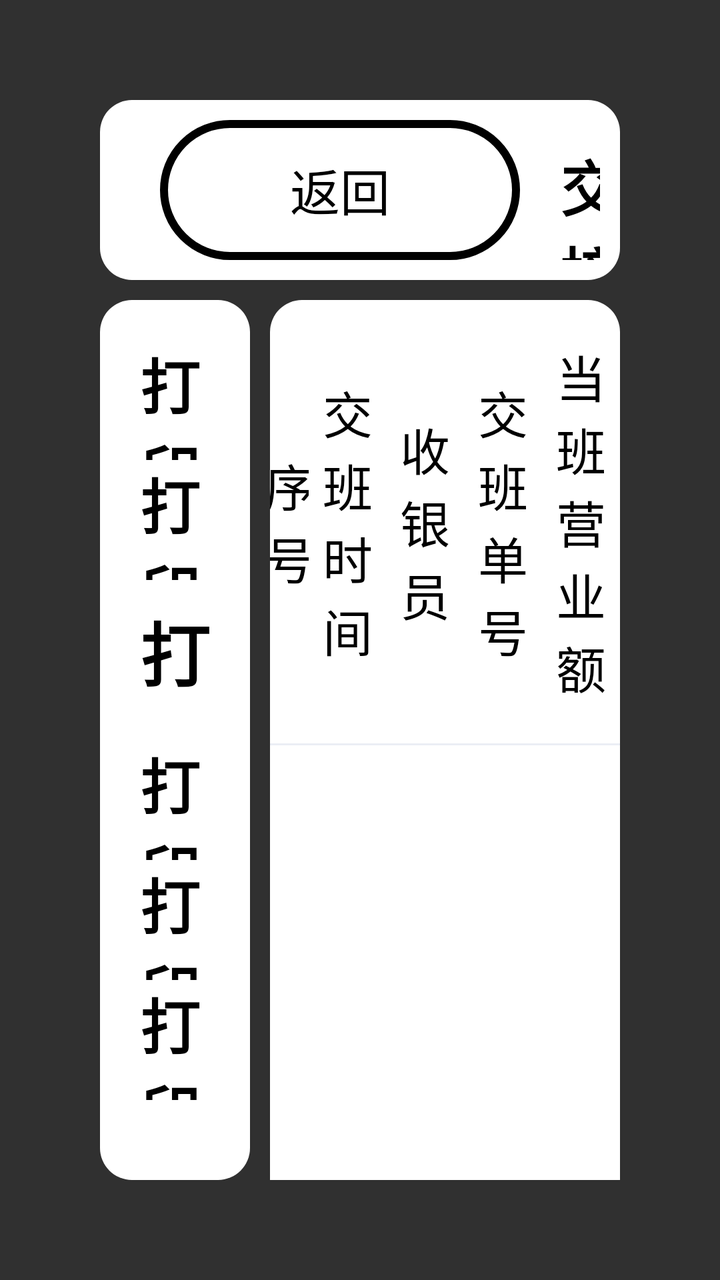
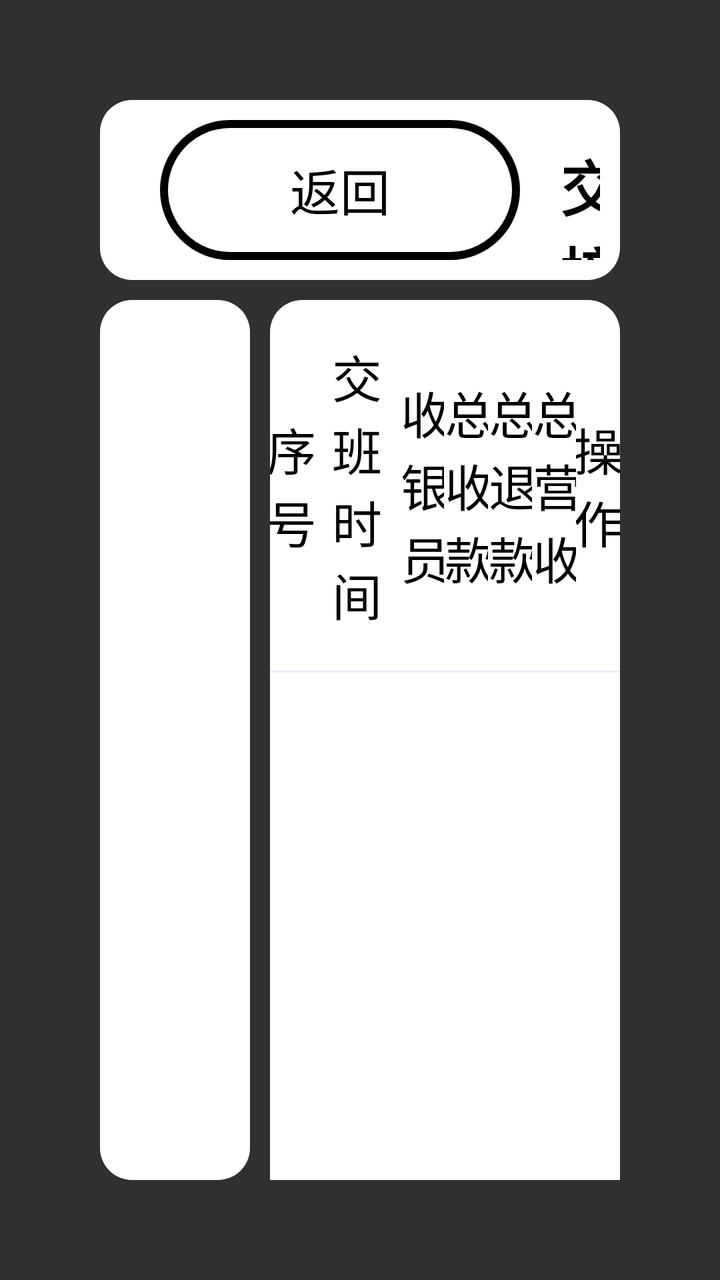

Screens rendered from an Android XML layout before and after an edit, with the pre-edit source and the edit as a unified diff.
<!-- AndroidManifest.xml: application theme Base.Theme.UHMCS -->
<!-- res/layout/popupwindow_relieve_shift.xml -->
<?xml version="1.0" encoding="utf-8"?>
<LinearLayout xmlns:android="http://schemas.android.com/apk/res/android"
    android:orientation="vertical"
    android:layout_width="match_parent"
    android:layout_height="match_parent"
    android:padding="50dp">
    <LinearLayout
        android:background="@drawable/white_bg"
        android:layout_width="match_parent"
        android:layout_height="90dp"
        android:orientation="horizontal"
        android:padding="10dp">
        <TextView
            android:id="@+id/fanhui_btn"
            android:layout_marginLeft="20dp"
            android:layout_width="180dp"
            android:layout_height="match_parent"
            android:text="返回"
            android:textSize="25dp"
            android:textColor="@color/black"
            android:gravity="center"
            android:background="@drawable/black_line"/>
        <TextView
            android:layout_width="wrap_content"
            android:layout_weight="1"
            android:layout_height="wrap_content"
            android:textColor="@color/black"
            android:textSize="30dp"
            android:textStyle="bold"
            android:text="交接班"
            android:layout_marginLeft="20dp"/>
    </LinearLayout>
    <LinearLayout
        android:layout_marginTop="10dp"
        android:layout_width="match_parent"
        android:layout_height="match_parent"
        android:orientation="horizontal">
        <LinearLayout
            android:padding="20dp"
            android:layout_width="0dp"
            android:layout_height="match_parent"
            android:orientation="vertical"
            android:layout_weight="3"
            android:background="@drawable/white_bg">
            <LinearLayout
                android:layout_width="match_parent"
                android:layout_height="60dp"
                android:orientation="horizontal"
                android:gravity="center_vertical">
                <TextView
                    android:layout_width="wrap_content"
                    android:layout_height="wrap_content"
                    android:text="打印交接单\u3000"
                    android:textColor="@color/black"
                    android:textSize="30dp"
                    android:textStyle="bold"/>
                <LinearLayout
                    android:id="@+id/jiaojiedan_btn1"
                    android:layout_marginLeft="20dp"
                    android:gravity="center_vertical"
                    android:layout_width="wrap_content"
                    android:layout_height="match_parent"
                    android:orientation="horizontal">
                    <TextView
                        android:id="@+id/jiaojiedan_btn1_c"
                        android:layout_width="20dp"
                        android:layout_height="20dp"
                        android:background="@mipmap/checkbox_2"/>
                    <TextView
                        android:id="@+id/jiaojiedan_btn1_tv"
                        android:layout_width="wrap_content"
                        android:layout_height="wrap_content"
                        android:text="是"
                        android:textSize="25dp"
                        android:textColor="@color/buleshape"
                        android:layout_marginLeft="10dp"/>
                </LinearLayout>
                <LinearLayout
                    android:id="@+id/jiaojiedan_btn2"
                    android:layout_marginLeft="20dp"
                    android:gravity="center_vertical"
                    android:layout_width="wrap_content"
                    android:layout_height="match_parent"
                    android:orientation="horizontal">
                    <TextView
                        android:id="@+id/jiaojiedan_btn2_c"
                        android:layout_width="20dp"
                        android:layout_height="20dp"
                        android:background="@drawable/gray_line"/>
                    <TextView
                        android:id="@+id/jiaojiedan_btn2_tv"
                        android:layout_width="wrap_content"
                        android:layout_height="wrap_content"
                        android:text="否"
                        android:textSize="25dp"
                        android:textColor="@color/black"
                        android:layout_marginLeft="10dp"/>
                </LinearLayout>
            </LinearLayout>
            <LinearLayout
                android:layout_width="match_parent"
                android:layout_height="60dp"
                android:orientation="horizontal"
                android:gravity="center_vertical">
                <TextView
                    android:layout_width="wrap_content"
                    android:layout_height="wrap_content"
                    android:text="打印份数\u3000\u3000"
                    android:textColor="@color/black"
                    android:textSize="30dp"
                    android:textStyle="bold"/>
                <LinearLayout
                    android:gravity="center"
                    android:layout_width="wrap_content"
                    android:layout_height="wrap_content"
                    android:orientation="horizontal">
                    <TextView
                        android:id="@+id/dayingshu_jian"
                        android:layout_marginLeft="8dp"
                        android:layout_width="40dp"
                        android:layout_height="40dp"
                        android:background="@drawable/shulian"
                        android:text="-"
                        android:gravity="center"
                        android:textSize="30dp"
                        android:textColor="@color/black"/>
                    <TextView
                        android:id="@+id/dayingshu_tv"
                        android:layout_marginLeft="8dp"
                        android:layout_marginRight="8dp"
                        android:layout_width="wrap_content"
                        android:layout_height="wrap_content"
                        android:text="1"
                        android:textSize="30dp"
                        android:textColor="@color/black"
                        android:gravity="center"/>
                    <TextView
                        android:id="@+id/dayingshu_jia"
                        android:layout_marginRight="8dp"
                        android:layout_width="40dp"
                        android:layout_height="40dp"
                        android:background="@drawable/shulian"
                        android:text="+"
                        android:gravity="center"
                        android:textSize="30dp"
                        android:textColor="@color/black"/>
                </LinearLayout>

            </LinearLayout>
            <LinearLayout
                android:layout_marginBottom="10dp"
                android:layout_marginTop="10dp"
                android:layout_width="match_parent"
                android:layout_height="60dp"
                android:orientation="horizontal"
                android:gravity="center_vertical">
                <TextView
                    android:layout_width="wrap_content"
                    android:layout_height="wrap_content"
                    android:text="打印选项\u3000"
                    android:textColor="@color/black"
                    android:textSize="35dp"
                    android:textStyle="bold"/>
            </LinearLayout>
            <LinearLayout
                android:layout_width="match_parent"
                android:layout_height="60dp"
                android:orientation="horizontal"
                android:gravity="center_vertical">
                <TextView
                    android:layout_width="wrap_content"
                    android:layout_height="wrap_content"
                    android:text="打印类别汇总"
                    android:textColor="@color/black"
                    android:textSize="30dp"
                    android:textStyle="bold"/>
                <LinearLayout
                    android:id="@+id/leibie_btn1"
                    android:layout_marginLeft="20dp"
                    android:gravity="center_vertical"
                    android:layout_width="wrap_content"
                    android:layout_height="match_parent"
                    android:orientation="horizontal">
                    <TextView
                        android:id="@+id/leibie_btn1_c"
                        android:layout_width="20dp"
                        android:layout_height="20dp"
                        android:background="@mipmap/checkbox_2"/>
                    <TextView
                        android:id="@+id/leibie_btn1_tv"
                        android:layout_width="wrap_content"
                        android:layout_height="wrap_content"
                        android:text="是"
                        android:textSize="25dp"
                        android:textColor="@color/buleshape"
                        android:layout_marginLeft="10dp"/>
                </LinearLayout>
                <LinearLayout
                    android:id="@+id/leibie_btn2"
                    android:layout_marginLeft="20dp"
                    android:gravity="center_vertical"
                    android:layout_width="wrap_content"
                    android:layout_height="match_parent"
                    android:orientation="horizontal">
                    <TextView
                        android:id="@+id/leibie_btn2_c"
                        android:layout_width="20dp"
                        android:layout_height="20dp"
                        android:background="@drawable/gray_line"/>
                    <TextView
                        android:id="@+id/leibie_btn2_tv"
                        android:layout_width="wrap_content"
                        android:layout_height="wrap_content"
                        android:text="否"
                        android:textSize="25dp"
                        android:textColor="@color/black"
                        android:layout_marginLeft="10dp"/>
                </LinearLayout>
            </LinearLayout>
            <LinearLayout
                android:layout_width="match_parent"
                android:layout_height="60dp"
                android:orientation="horizontal"
                android:gravity="center_vertical">
                <TextView
                    android:layout_width="wrap_content"
                    android:layout_height="wrap_content"
                    android:text="打印商品汇总"
                    android:textColor="@color/black"
                    android:textSize="30dp"
                    android:textStyle="bold"/>
                <LinearLayout
                    android:id="@+id/shangpin_btn1"
                    android:layout_marginLeft="20dp"
                    android:gravity="center_vertical"
                    android:layout_width="wrap_content"
                    android:layout_height="match_parent"
                    android:orientation="horizontal">
                    <TextView
                        android:id="@+id/shangpin_btn1_c"
                        android:layout_width="20dp"
                        android:layout_height="20dp"
                        android:background="@mipmap/checkbox_2"/>
                    <TextView
                        android:id="@+id/shangpin_btn1_tv"
                        android:layout_width="wrap_content"
                        android:layout_height="wrap_content"
                        android:text="是"
                        android:textSize="25dp"
                        android:textColor="@color/buleshape"
                        android:layout_marginLeft="10dp"/>
                </LinearLayout>
                <LinearLayout
                    android:id="@+id/shangpin_btn2"
                    android:layout_marginLeft="20dp"
                    android:gravity="center_vertical"
                    android:layout_width="wrap_content"
                    android:layout_height="match_parent"
                    android:orientation="horizontal">
                    <TextView
                        android:id="@+id/shangpin_btn2_c"
                        android:layout_width="20dp"
                        android:layout_height="20dp"
                        android:background="@drawable/gray_line"/>
                    <TextView
                        android:id="@+id/shangpin_btn2_tv"
                        android:layout_width="wrap_content"
                        android:layout_height="wrap_content"
                        android:text="否"
                        android:textSize="25dp"
                        android:textColor="@color/black"
                        android:layout_marginLeft="10dp"/>
                </LinearLayout>

            </LinearLayout>
            <LinearLayout
                android:layout_width="match_parent"
                android:layout_height="60dp"
                android:orientation="horizontal"
                android:gravity="center_vertical">
                <TextView
                    android:layout_width="wrap_content"
                    android:layout_height="wrap_content"
                    android:text="打印退款汇总"
                    android:textColor="@color/black"
                    android:textSize="30dp"
                    android:textStyle="bold"/>
                <LinearLayout
                    android:id="@+id/tuikuan_btn1"
                    android:layout_marginLeft="20dp"
                    android:gravity="center_vertical"
                    android:layout_width="wrap_content"
                    android:layout_height="match_parent"
                    android:orientation="horizontal">
                    <TextView
                        android:id="@+id/tuikuan_btn1_c"
                        android:layout_width="20dp"
                        android:layout_height="20dp"
                        android:background="@mipmap/checkbox_2"/>
                    <TextView
                        android:id="@+id/tuikuan_btn1_tv"
                        android:layout_width="wrap_content"
                        android:layout_height="wrap_content"
                        android:text="是"
                        android:textSize="25dp"
                        android:textColor="@color/buleshape"
                        android:layout_marginLeft="10dp"/>
                </LinearLayout>
                <LinearLayout
                    android:id="@+id/tuikuan_btn2"
                    android:layout_marginLeft="20dp"
                    android:gravity="center_vertical"
                    android:layout_width="wrap_content"
                    android:layout_height="match_parent"
                    android:orientation="horizontal">
                    <TextView
                        android:id="@+id/tuikuan_btn2_c"
                        android:layout_width="20dp"
                        android:layout_height="20dp"
                        android:background="@drawable/gray_line"/>
                    <TextView
                        android:id="@+id/tuikuan_btn2_tv"
                        android:layout_width="wrap_content"
                        android:layout_height="wrap_content"
                        android:text="否"
                        android:textSize="25dp"
                        android:textColor="@color/black"
                        android:layout_marginLeft="10dp"/>
                </LinearLayout>

            </LinearLayout>


            <TextView
                android:id="@+id/jiaoban_btn"
                android:layout_width="match_parent"
                android:layout_height="60dp"
                android:layout_margin="30dp"
                android:background="@drawable/blue_bg1"
                android:gravity="center"
                android:textColor="@color/white"
                android:textSize="25dp"
                android:text="交班"/>

            
        </LinearLayout>
        <LinearLayout
            android:layout_width="0dp"
            android:layout_height="match_parent"
            android:orientation="vertical"
            android:layout_weight="7"
            android:background="@drawable/white_bg"
            android:layout_marginLeft="10dp">
            <LinearLayout
                android:layout_width="match_parent"
                android:layout_height="wrap_content"
                android:paddingTop="20dp"
                android:paddingBottom="20dp">
                <TextView
                    android:layout_width="0dp"
                    android:layout_height="match_parent"
                    android:gravity="center"
                    android:text="序号"
                    android:textSize="25dp"
                    android:textColor="@color/black"
                    android:layout_weight="1"/>
                <TextView
                    android:layout_width="0dp"
                    android:layout_height="match_parent"
                    android:gravity="center"
                    android:text="交班时间"
                    android:textSize="25dp"
                    android:textColor="@color/black"
                    android:layout_weight="2"/>
                <TextView
                    android:layout_width="0dp"
                    android:layout_height="match_parent"
                    android:gravity="center"
                    android:text="收银员"
                    android:textSize="25dp"
                    android:textColor="@color/black"
                    android:layout_weight="2"/>
                <TextView
                    android:layout_width="0dp"
                    android:layout_height="match_parent"
                    android:gravity="center"
                    android:text="交班单号"
                    android:textSize="25dp"
                    android:textColor="@color/black"
                    android:layout_weight="2"/>
                <TextView
                    android:layout_width="0dp"
                    android:layout_height="match_parent"
                    android:gravity="center"
                    android:text="当班营业额"
                    android:textSize="25dp"
                    android:textColor="@color/black"
                    android:layout_weight="2"/>
            </LinearLayout>
            <View
                android:layout_width="match_parent"
                android:layout_height="1dp"
                android:background="#ebeef5" />
            <androidx.recyclerview.widget.RecyclerView
                android:id="@+id/recyclerview"
                android:layout_width="match_parent"
                android:layout_height="0dp"
                android:layout_weight="1"
                android:background="@color/white"
                android:fadeScrollbars="false"
                android:gravity="center"
                android:scrollbarFadeDuration="0"
                android:scrollbarThumbVertical="@drawable/scrollbar_vertical_thumb"
                android:scrollbars="vertical"
                android:visibility="visible" />
        </LinearLayout>
    </LinearLayout>
</LinearLayout>
<!-- resources referenced by this layout -->
<resources>
  <color name="black">#FF000000</color>
  <color name="buleshape">#33a3eb</color>
  <color name="white">#FFFFFFFF</color>
  <!-- drawable black_line (drawable) -->
  <shape xmlns:android="http://schemas.android.com/apk/res/android">
      <solid android:color="@color/white" /> 
      <corners android:radius="100dp" /> 
      <stroke android:width="4dp" android:color="@color/black" /> 
  </shape>
  <!-- drawable blue_bg1 (drawable) -->
  <?xml version="1.0" encoding="UTF-8"?>
  <shape xmlns:android="http://schemas.android.com/apk/res/android"
      android:shape="rectangle" >
  
      
      <solid android:color="#169bd5" />
      
  
  
      
  
      
      <corners android:radius="100dp" />
      
  
  
  
  
  
  
  </shape>
  <!-- drawable gray_line (drawable) -->
  <shape xmlns:android="http://schemas.android.com/apk/res/android">
      <solid android:color="@color/white" /> 
  
      <stroke android:width="1.5dp" android:color="#ebeef5" /> 
  </shape>
  <!-- drawable scrollbar_vertical_thumb (drawable) -->
  <?xml version="1.0" encoding="utf-8"?>
  <shape xmlns:android="http://schemas.android.com/apk/res/android">
      <solid android:color="@color/black60" /> 
      <size android:width="10dp" /> 
      <corners android:radius="6dp" /> 
  </shape>
  <!-- drawable shulian (drawable) -->
  <shape xmlns:android="http://schemas.android.com/apk/res/android"
      android:shape="oval">
  
  
      <stroke android:width="4dp" android:color="@color/black" /> 
  </shape>
  <!-- drawable white_bg (drawable) -->
  <?xml version="1.0" encoding="UTF-8"?>
  <shape xmlns:android="http://schemas.android.com/apk/res/android"
      android:shape="rectangle" >
  
      
      <solid android:color="@color/white" />
      
  
  
      
  
      
      <corners android:radius="16dp" />
      
  
  
  
  
  
  
  </shape>
  <!-- mipmap checkbox_2: png bitmap (mipmap-hdpi, 1148 bytes) -->
  <style name="Base.Theme.UHMCS" parent="Theme.AppCompat.NoActionBar">
          
          
          <item name="android:windowFullscreen">true</item>
          <item name="android:windowContentOverlay">@null</item>
          <item name="colorControlActivated">@color/black</item> 
      </style>
  <color name="black60">#60000000</color>
</resources>

<!-- the commit's change to res/layout/popupwindow_relieve_shift.xml (unified diff, before → after) -->
@@ -43,6 +43,7 @@
             android:layout_weight="3"
             android:background="@drawable/white_bg">
             <LinearLayout
+                android:visibility="gone"
                 android:layout_width="match_parent"
                 android:layout_height="60dp"
                 android:orientation="horizontal"
@@ -98,6 +99,7 @@
                 </LinearLayout>
             </LinearLayout>
             <LinearLayout
+                android:visibility="gone"
                 android:layout_width="match_parent"
                 android:layout_height="60dp"
                 android:orientation="horizontal"
@@ -148,6 +150,7 @@
 
             </LinearLayout>
             <LinearLayout
+                android:visibility="gone"
                 android:layout_marginBottom="10dp"
                 android:layout_marginTop="10dp"
                 android:layout_width="match_parent"
@@ -163,6 +166,7 @@
                     android:textStyle="bold"/>
             </LinearLayout>
             <LinearLayout
+                android:visibility="gone"
                 android:layout_width="match_parent"
                 android:layout_height="60dp"
                 android:orientation="horizontal"
@@ -218,6 +222,7 @@
                 </LinearLayout>
             </LinearLayout>
             <LinearLayout
+                android:visibility="gone"
                 android:layout_width="match_parent"
                 android:layout_height="60dp"
                 android:orientation="horizontal"
@@ -274,6 +279,7 @@
 
             </LinearLayout>
             <LinearLayout
+                android:visibility="gone"
                 android:layout_width="match_parent"
                 android:layout_height="60dp"
                 android:orientation="horizontal"
@@ -379,23 +385,43 @@
                     android:text="收银员"
                     android:textSize="25dp"
                     android:textColor="@color/black"
-                    android:layout_weight="2"/>
-                <TextView
-                    android:layout_width="0dp"
-                    android:layout_height="match_parent"
-                    android:gravity="center"
-                    android:text="交班单号"
-                    android:textSize="25dp"
-                    android:textColor="@color/black"
-                    android:layout_weight="2"/>
-                <TextView
-                    android:layout_width="0dp"
-                    android:layout_height="match_parent"
-                    android:gravity="center"
-                    android:text="当班营业额"
-                    android:textSize="25dp"
-                    android:textColor="@color/black"
-                    android:layout_weight="2"/>
+                    android:layout_weight="1"/>
+                <TextView
+                    android:visibility="visible"
+                    android:layout_width="0dp"
+                    android:layout_height="match_parent"
+                    android:gravity="center"
+                    android:text="总收款"
+                    android:textSize="25dp"
+                    android:textColor="@color/black"
+                    android:layout_weight="1"/>
+                <TextView
+                    android:visibility="visible"
+                    android:layout_width="0dp"
+                    android:layout_height="match_parent"
+                    android:gravity="center"
+                    android:text="总退款"
+                    android:textSize="25dp"
+                    android:textColor="@color/black"
+                    android:layout_weight="1"/>
+                <TextView
+                    android:visibility="visible"
+                    android:layout_width="0dp"
+                    android:layout_height="match_parent"
+                    android:gravity="center"
+                    android:text="总营收"
+                    android:textSize="25dp"
+                    android:textColor="@color/black"
+                    android:layout_weight="1"/>
+                <TextView
+                    android:visibility="visible"
+                    android:layout_width="0dp"
+                    android:layout_height="match_parent"
+                    android:gravity="center"
+                    android:text="操作"
+                    android:textSize="25dp"
+                    android:textColor="@color/black"
+                    android:layout_weight="1"/>
             </LinearLayout>
             <View
                 android:layout_width="match_parent"
